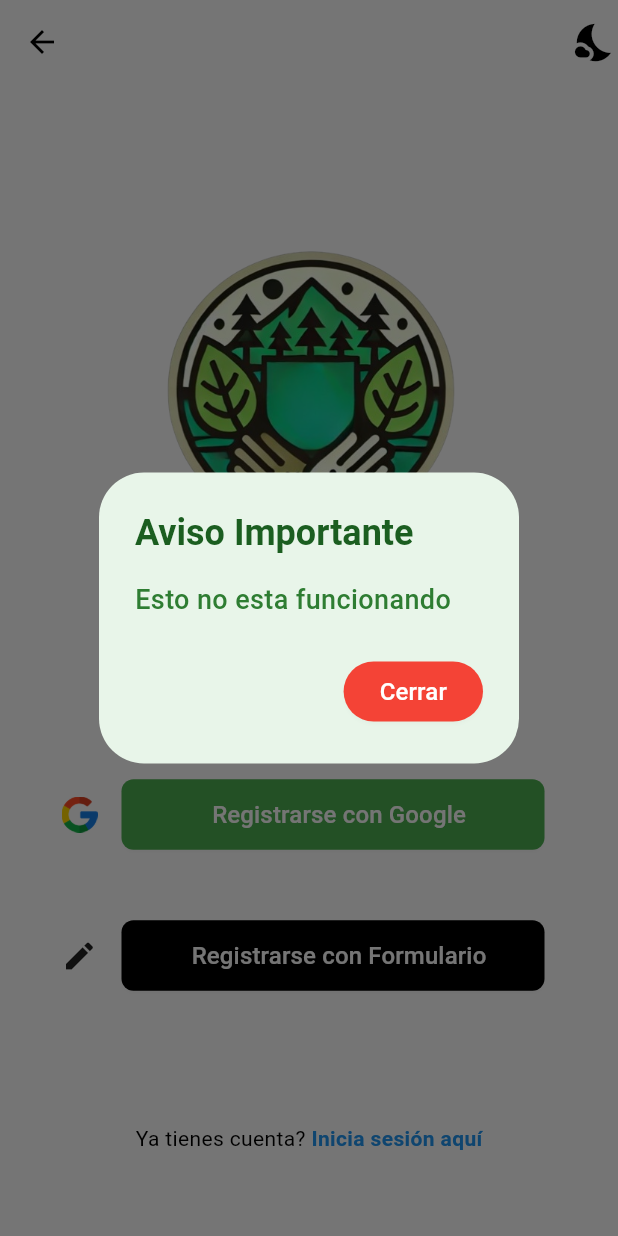
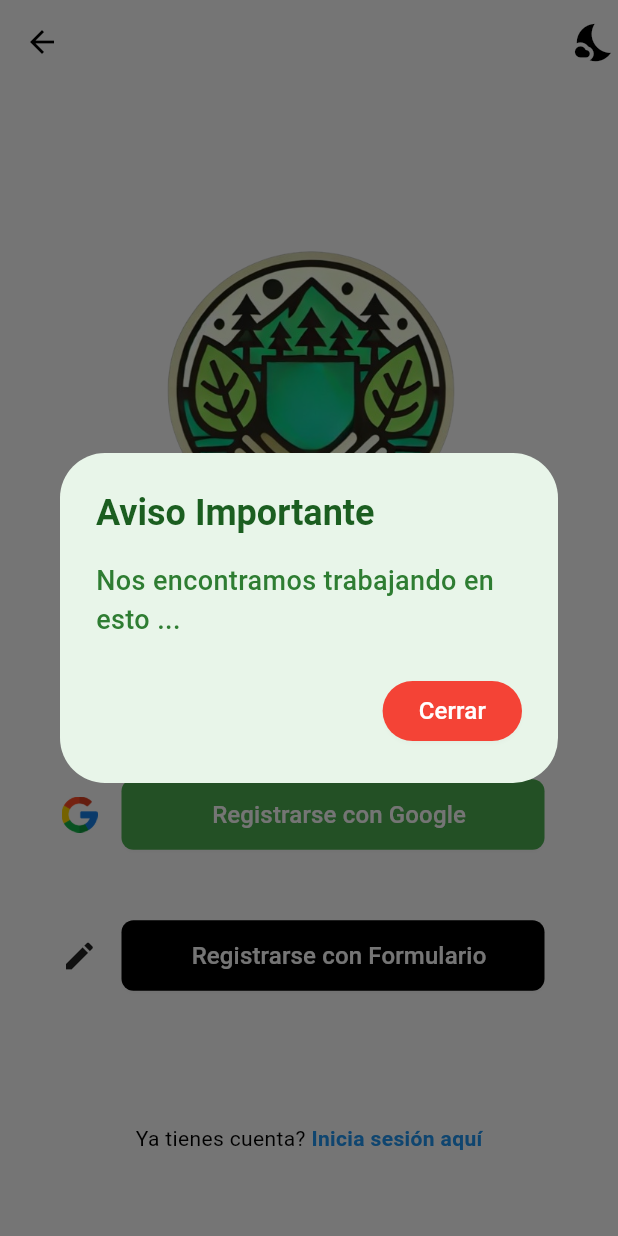
Before and after one commit to MarioB19/tepepixqui_movil, a Flutter app: the RegisterVolunteerElection screen opened directly, after a tap on "Registrarse con Google", on a phone screen of 412 x 824 dp. Run offline on Flutter 3.47's test engine with Material 3 defaults, Android fonts, the phone set to English and light mode, and no system bars; our stand-ins replace carousel_slider, cloud_firestore, curved_navigation_bar, dropdown_button2, extended_image, file_picker and 10 more; missing offline and left inert: dart:ffi; accounts and stored records are empty.

Commit message:
fix: :arrow_up: mejora en los textos de aviso (google e informes)

```diff
--- a/lib/components/generals/custom_button_google.dart
+++ b/lib/components/generals/custom_button_google.dart
@@ -13,7 +13,7 @@ class CustomButtonGoogle extends StatelessWidget {
   Widget build(BuildContext context) {
     return GestureDetector(
       onTap: () {
-        CustomDialogController.showCustomDialog("Esto no esta funcionando");
+        CustomDialogController.showCustomDialog("Nos encontramos trabajando en esto ...");
         // LoginGoogleController().loginWithGoogle();
       },
       child: Container(
--- a/lib/pages/ong/index_ong.dart
+++ b/lib/pages/ong/index_ong.dart
@@ -1,6 +1,7 @@
 import 'package:flutter/material.dart';
 import 'package:get/get.dart';
 import 'package:tepepixqui_movil/components/generals/custom_curved_navigation_bar.dart';
+import 'package:tepepixqui_movil/components/generals/custom_dialog.dart';
 import 'package:tepepixqui_movil/components/generals/custom_header.dart';
 import 'package:tepepixqui_movil/controllers/auth_controller.dart';
 import 'package:tepepixqui_movil/pages/ong/alertas/ong_alertas_index.dart';
@@ -22,7 +23,8 @@ class IndexOng extends StatelessWidget {
         logoPath: 'assets/images/logo_indoor.png',
         redirectUrl: "https://tepepixqui.vercel.app/",
         onReportIconPressed: () {
-          print('Ícono de informes presionado');
+              CustomDialogController.showCustomDialog(
+              "Nos encontramos trabajando los informes :)");
         },
         onLogoutPressed: () async {
           await authController.logout();
--- a/lib/pages/register/register_volunteer_election.dart
+++ b/lib/pages/register/register_volunteer_election.dart
@@ -43,7 +43,7 @@ class RegisterVolunteerElection extends StatelessWidget {
                     ),
                     title: CustomButton(
                       text: "Registrarse con Google",
-                      onPressed: () => {CustomDialogController.showCustomDialog("Esto no esta funcionando")},
+                      onPressed: () => {CustomDialogController.showCustomDialog("Nos encontramos trabajando en esto ...")},
                       backgroundColor: Colors.green,
                     ),
                   ),
```
